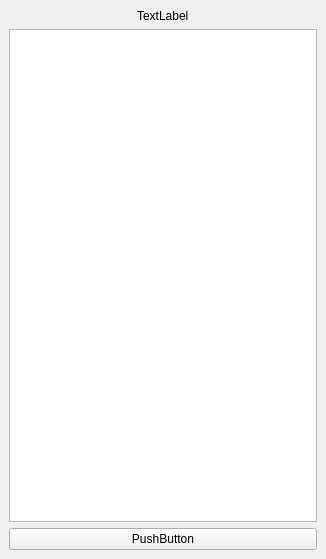
Old version of the form vues/vuelistegroupe/VueListeGroupe.ui in the repository Esr0g/ShareCount.
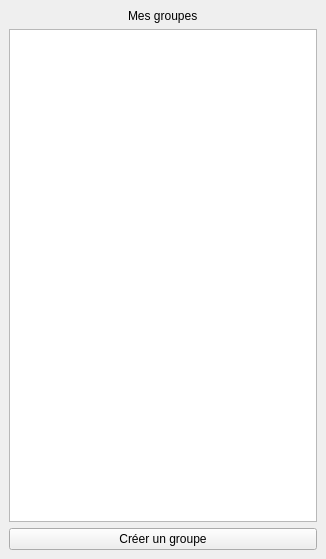
New version of the form.

Commit message: Affichage page création groupe après clique sur le bouton créer un groupe

What changed in the file:
```diff
--- a/vues/vuelistegroupe/VueListeGroupe.ui
+++ b/vues/vuelistegroupe/VueListeGroupe.ui
@@ -21,7 +21,7 @@
     <item alignment="Qt::AlignHCenter">
      <widget class="QLabel" name="label">
       <property name="text">
-       <string>TextLabel</string>
+       <string>Mes groupes</string>
       </property>
      </widget>
     </item>
@@ -31,7 +31,7 @@
     <item>
      <widget class="QPushButton" name="pushButton">
       <property name="text">
-       <string>PushButton</string>
+       <string>Créer un groupe</string>
       </property>
      </widget>
     </item>
```
Left out of the diff: 2 changed lines with no effect on the pictures. The commit also changes 4 other files.
